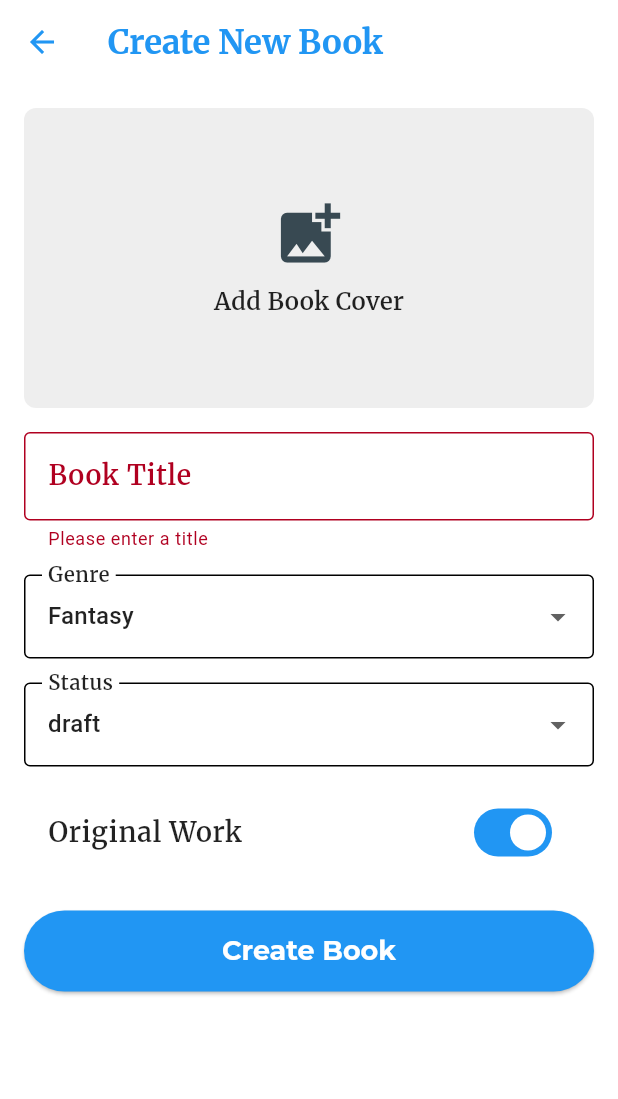
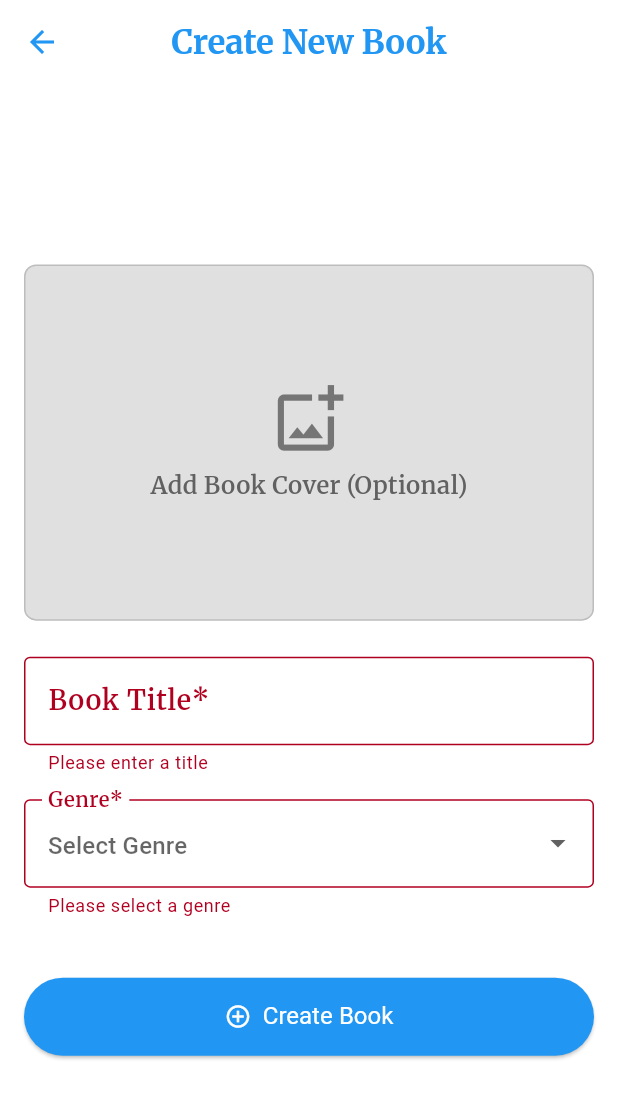
Before and after one commit to Rishav8989/stories, a Flutter app: the CreateNewBookPage screen opened directly, after a tap on "Create Book", on a phone screen of 412 x 824 dp. Shown: the top 1099 px of the screen. Run offline on Flutter 3.47's test engine with Material 3 defaults, Android fonts, the phone set to English and light mode, and no system bars; our stand-ins replace flutter_dotenv, get, google_fonts, image_picker, pocketbase, shared_preferences; accounts and stored records are empty.

Commit message:
create button

```diff
--- a/lib/utils/create_new_book.dart
+++ b/lib/utils/create_new_book.dart
@@ -3,7 +3,7 @@ import 'package:flutter/material.dart';
 import 'package:get/get.dart';
 import 'package:http/http.dart' as http;
 import 'package:image_picker/image_picker.dart';
-import '../../utils/user_service.dart';
+import '../../utils/user_service.dart'; // Ensure this path is correct
 
 class CreateNewBookPage extends StatefulWidget {
   const CreateNewBookPage({Key? key}) : super(key: key);
@@ -15,14 +15,19 @@ class CreateNewBookPage extends StatefulWidget {
 class _CreateNewBookPageState extends State<CreateNewBookPage> {
   final _formKey = GlobalKey<FormState>();
   final _titleController = TextEditingController();
-  String _selectedGenre = 'Fantasy';
-  String _selectedStatus = 'draft';
-  bool _isOriginal = true;
+  String? _selectedGenre; // Nullable for initial empty state
+  // Removed _selectedStatus and _isOriginal
   bool _isLoading = false;
   XFile? _bookCover;
 
-  final List<String> _genres = ['Fantasy', 'Science Fiction', 'Romance', 'Mystery'];
-  final List<String> _statuses = ['draft', 'published'];
+  // Updated list of genres
+  final List<String> _genres = [
+    'Fantasy', 'Fiction', 'Science', 'Thriller', 'Horror', 'Romance',
+    'Historical', 'Literary', 'Young Adult', 'Children\'s Fiction',
+    'Adventure', 'Humor', 'Comedy', 'Fanfiction', 'Magical',
+    'Biography', 'Non-Fiction','Other'
+  ];
+  // Removed _statuses list
 
   Future<void> _pickImage() async {
     final ImagePicker picker = ImagePicker();
@@ -33,7 +38,7 @@ class _CreateNewBookPageState extends State<CreateNewBookPage> {
       imageQuality: 70,
     );
 
-    if (image != null) {
+    if (image != null && mounted) {
       setState(() {
         _bookCover = image;
       });
@@ -41,68 +46,99 @@ class _CreateNewBookPageState extends State<CreateNewBookPage> {
   }
 
   Future<void> _createBook() async {
+    // Validate form (only title and genre now)
     if (!_formKey.currentState!.validate()) return;
+
+    // Check if genre is selected (already handled by validator)
+    if (_selectedGenre == null) {
+       Get.snackbar(
+        'Missing Information',
+        'Please select a Genre.',
+        backgroundColor: Colors.orange,
+        colorText: Colors.white,
+        snackPosition: SnackPosition.BOTTOM,
+      );
+      return;
+    }
 
     setState(() => _isLoading = true);
 
     try {
       final userService = Get.find<UserService>();
-      final token = await userService.getAuthToken();
       final userId = await userService.getUserId();
 
-      if (token == null || userId == null) {
-        throw Exception('Authentication required');
+      if (userId == null) {
+        throw Exception('Authentication required. Please log in again.');
       }
 
-      // Prepare files list
       List<http.MultipartFile> files = [];
       if (_bookCover != null) {
-        files.add(await http.MultipartFile.fromPath('book_cover', _bookCover!.path));
+        files.add(await http.MultipartFile.fromPath(
+          'book_cover',
+          _bookCover!.path,
+        ));
       }
 
-      // Create book in PocketBase
+      // Create book record - status and is_orignal are now hardcoded
       final book = await userService.pb.collection('books').create(
         body: {
-          "title": _titleController.text,
+          "title": _titleController.text.trim(),
           "author": userId,
-          "status": _selectedStatus,
-          "is_orignal": _isOriginal,
-          "Genre": [_selectedGenre],
+          "status": "draft",         // Hardcoded status
+          "is_orignal": true,          // Hardcoded as true (original work)
+          "Genre": _selectedGenre!,
           "book_type": "Novels",
         },
         files: files,
-        headers: {'Authorization': token},
       );
 
-      // Success message
+      if (mounted) {
          Get.snackbar(
           'Success',
-        'Book created successfully!',
+          'Book "${book.data['title']}" created successfully!',
           backgroundColor: Colors.green,
           colorText: Colors.white,
+          snackPosition: SnackPosition.BOTTOM,
         );
 
-      // Clear form
+        // Reset form fields
+        _formKey.currentState?.reset();
         _titleController.clear();
-      setState(() => _bookCover = null);
+        setState(() {
+           _bookCover = null;
+           _selectedGenre = null; // Reset genre dropdown
+           // No need to reset status or isOriginal anymore
+        });
+      }
 
     } catch (e) {
+       if (mounted) {
          Get.snackbar(
           'Error',
           'Failed to create book: $e',
           backgroundColor: Colors.red,
           colorText: Colors.white,
+          snackPosition: SnackPosition.BOTTOM,
         );
+       }
     } finally {
+      if (mounted) {
         setState(() => _isLoading = false);
+      }
     }
   }
 
   @override
   Widget build(BuildContext context) {
     return Scaffold(
-      appBar: AppBar(title: const Text('Create New Book')),
-      body: Padding(
+      appBar: AppBar(
+        title: const Text('Create New Book'),
+        centerTitle: true,
+      ),
+      body: Center(
+        child: ConstrainedBox(
+          constraints: const BoxConstraints(maxWidth: 600),
+          child: Padding(
             padding: const EdgeInsets.all(16.0),
             child: Form(
               key: _formKey,
@@ -110,44 +146,57 @@ class _CreateNewBookPageState extends State<CreateNewBookPage> {
                 child: Column(
                   crossAxisAlignment: CrossAxisAlignment.stretch,
                   children: [
-                // Book Cover Image Picker
-                GestureDetector(
-                  onTap: _pickImage,
+                    // --- Book Cover Picker ---
+                    AspectRatio(
+                      aspectRatio: 16 / 10,
+                      child: GestureDetector(
+                        onTap: _isLoading ? null : _pickImage,
                         child: Container(
-                    height: 200,
                           decoration: BoxDecoration(
-                      color: Colors.grey[200],
+                            color: Colors.grey[300],
                             borderRadius: BorderRadius.circular(8),
+                            border: Border.all(color: Colors.grey.shade400),
+                            image: _bookCover != null
+                                ? DecorationImage(
+                                    image: FileImage(File(_bookCover!.path)),
+                                    fit: BoxFit.cover,
+                                  )
+                                : null,
                           ),
-                    child: _bookCover != null
-                        ? ClipRRect(
-                            borderRadius: BorderRadius.circular(8),
-                            child: Image.file(
-                              File(_bookCover!.path),
-                              fit: BoxFit.cover,
+                          child: _bookCover == null
+                              ? Center(
+                                  child: Column(
+                                    mainAxisAlignment: MainAxisAlignment.center,
+                                    children: [
+                                      Icon(
+                                        Icons.add_photo_alternate_outlined,
+                                        size: 50,
+                                        color: Colors.grey[600],
+                                      ),
+                                      const SizedBox(height: 8),
+                                      Text(
+                                        'Add Book Cover (Optional)',
+                                        style: TextStyle(color: Colors.grey[700]),
+                                      ),
+                                    ],
                                   ),
                                 )
-                        : Column(
-                            mainAxisAlignment: MainAxisAlignment.center,
-                            children: const [
-                              Icon(Icons.add_photo_alternate, size: 50),
-                              SizedBox(height: 8),
-                              Text('Add Book Cover'),
-                            ],
+                              : null,
                         ),
                       ),
                     ),
-                const SizedBox(height: 16),
+                    const SizedBox(height: 24),
 
-                // Title Field
+                    // --- Book Title ---
                     TextFormField(
                       controller: _titleController,
                       decoration: const InputDecoration(
-                    labelText: 'Book Title',
+                        labelText: 'Book Title*',
                         border: OutlineInputBorder(),
+                        hintText: 'Enter the title of your book',
                       ),
                       validator: (value) {
-                    if (value == null || value.isEmpty) {
+                        if (value == null || value.trim().isEmpty) {
                           return 'Please enter a title';
                         }
                         return null;
@@ -155,59 +204,54 @@ class _CreateNewBookPageState extends State<CreateNewBookPage> {
                     ),
                     const SizedBox(height: 16),
 
-                // Genre Dropdown
+                    // --- Genre Dropdown ---
                     DropdownButtonFormField<String>(
                       value: _selectedGenre,
                       decoration: const InputDecoration(
-                    labelText: 'Genre',
+                        labelText: 'Genre*',
                         border: OutlineInputBorder(),
+                        hintText: 'Select Genre',
                       ),
+                      isExpanded: true,
                       items: _genres.map((String genre) {
                         return DropdownMenuItem(value: genre, child: Text(genre));
                       }).toList(),
                       onChanged: (String? newValue) {
-                    setState(() => _selectedGenre = newValue!);
+                        setState(() => _selectedGenre = newValue);
                       },
+                      validator: (value) => value == null ? 'Please select a genre' : null,
                     ),
                     const SizedBox(height: 16),
 
-                // Status Dropdown
-                DropdownButtonFormField<String>(
-                  value: _selectedStatus,
-                  decoration: const InputDecoration(
-                    labelText: 'Status',
-                    border: OutlineInputBorder(),
-                  ),
-                  items: _statuses.map((String status) {
-                    return DropdownMenuItem(value: status, child: Text(status));
-                  }).toList(),
-                  onChanged: (String? newValue) {
-                    setState(() => _selectedStatus = newValue!);
-                  },
-                ),
-                const SizedBox(height: 16),
+                    // --- Status Dropdown REMOVED ---
 
-                // Original Work Switch
-                SwitchListTile(
-                  title: const Text('Original Work'),
-                  value: _isOriginal,
-                  onChanged: (bool value) {
-                    setState(() => _isOriginal = value);
-                  },
-                ),
-                const SizedBox(height: 24),
+                    // --- Original Work Switch REMOVED ---
 
-                // Create Button
-                ElevatedButton(
+                    const SizedBox(height: 24), // Keep spacing before button
+
+                    // --- Create Button ---
+                    ElevatedButton.icon(
                       onPressed: _isLoading ? null : _createBook,
                       style: ElevatedButton.styleFrom(
                         padding: const EdgeInsets.symmetric(vertical: 16),
+                        textStyle: const TextStyle(fontSize: 16),
                       ),
-                  child: _isLoading
-                      ? const CircularProgressIndicator()
-                      : const Text('Create Book'),
+                      icon: _isLoading
+                          ? Container(
+                              width: 24,
+                              height: 24,
+                              padding: const EdgeInsets.all(2.0),
+                              child: const CircularProgressIndicator(
+                                color: Colors.white,
+                                strokeWidth: 3,
+                              ),
+                            )
+                          : const Icon(Icons.add_circle_outline),
+                      label: Text(_isLoading ? 'Creating...' : 'Create Book'),
                     ),
                   ],
+                ),
+              ),
             ),
           ),
         ),
@@ -221,3 +265,11 @@ class _CreateNewBookPageState extends State<CreateNewBookPage> {
     super.dispose();
   }
 }
+
+extension StringExtension on String {
+  String? get capitalizeFirst {
+    // Still useful if you display status elsewhere, but not needed here.
+    if (isEmpty) return this;
+    return '${this[0].toUpperCase()}${substring(1)}';
+  }
+}
```
Lines whose indentation alone changed are shown as unchanged.
